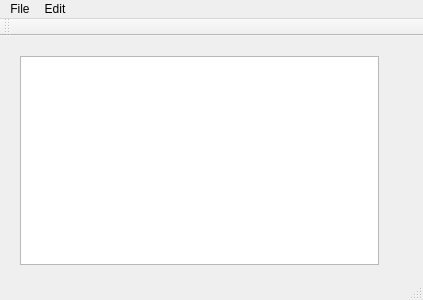
First picture: the form in mainwindow.ui, repository kiordomiorjo/QtNotePadApplication, before the edit.
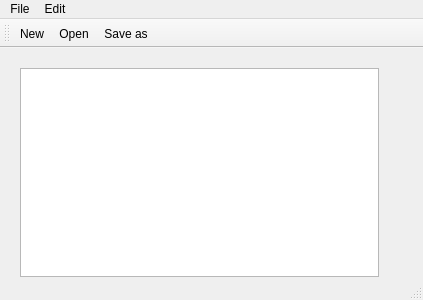
Second picture: the form after the edit. Icons and pictures are not drawn.

```diff
--- a/mainwindow.ui
+++ b/mainwindow.ui
@@ -69,6 +69,9 @@
    <attribute name="toolBarBreak">
     <bool>false</bool>
    </attribute>
+   <addaction name="actionNew"/>
+   <addaction name="actionOpen"/>
+   <addaction name="actionSave_as"/>
   </widget>
   <widget class="QStatusBar" name="statusBar"/>
   <action name="actionNew">
```
Left out of the diff: 16 changed lines with no effect on the pictures.
